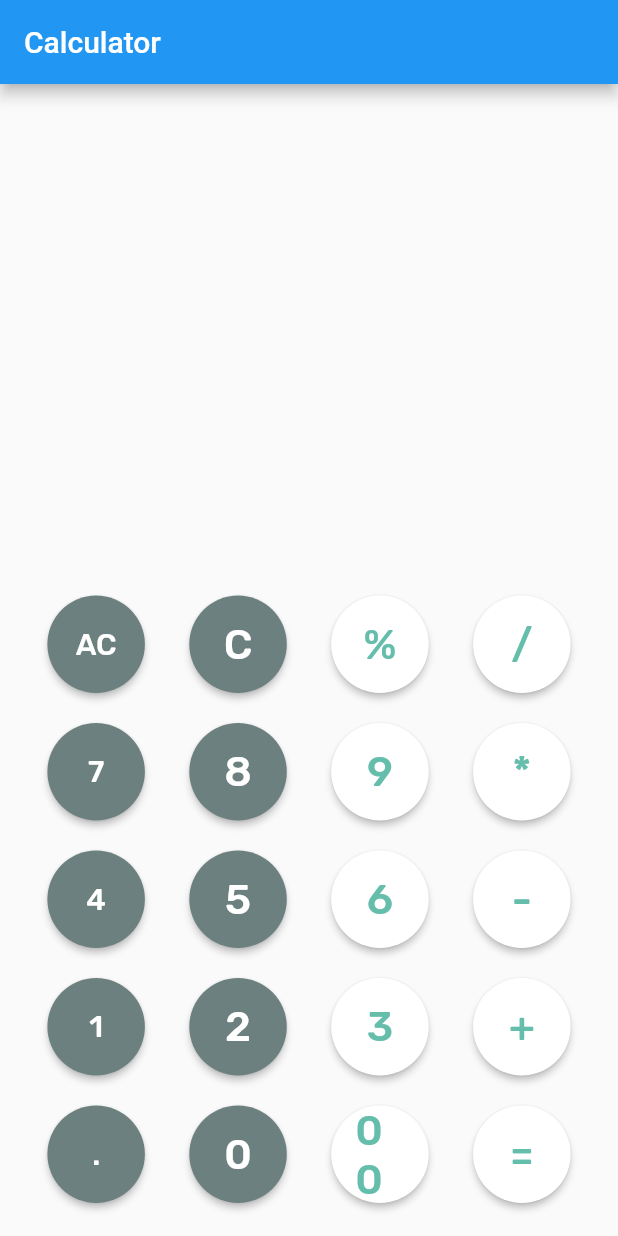
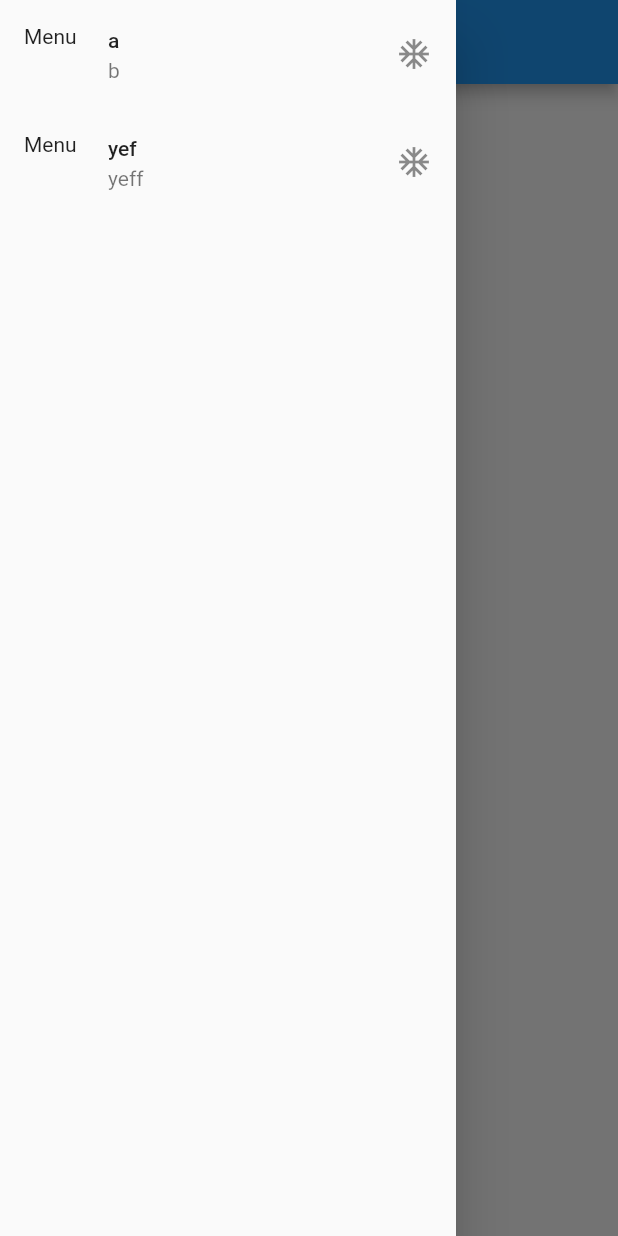
Before and after one commit to theclassical-dev/flutter_firstapp, a Flutter app: the screen it shows after launch, with the side drawer open (before the commit the screen has no drawer), on a phone screen of 412 x 824 dp. Run offline on Flutter 3.47's test engine with Material 2 defaults, Android fonts, the phone set to English and light mode, and no system bars; our stand-ins replace google_fonts.

Commit message:
navbar implemented on facebook

```diff
--- a/lib/calculator.dart
+++ b/lib/calculator.dart
@@ -161,6 +161,7 @@ class _CalculatorState extends State<Calculator> {
                       text: '00',
                       fillColor: 0xFFFFFFFF,
                       textColor: 0xFF65BDAC,
+                      textSize: 20,
                     ),
                     CalButton(
                       text: '=',
--- a/lib/main.dart
+++ b/lib/main.dart
@@ -1,3 +1,4 @@
+import 'package:firstapp/listview.dart';
 import 'package:flutter/material.dart';
 // import 'package:firstapp/listview.dart';
 // import 'package:firstapp/multiplication.dart';
@@ -7,10 +8,35 @@ import 'package:flutter/material.dart';
 // import 'package:firstapp/todolist.dart';
 // import 'package:firstapp/order.dart';
 // import 'package:firstapp/gridview.dart';
+import 'package:firstapp/profilepage.dart';
 import 'package:firstapp/calculator.dart';
 
 void main() {
   runApp(MyApp());
+}
+
+class NavDrawer extends StatelessWidget {
+  @override
+  Widget build(BuildContext context) {
+    return Drawer(
+      child: ListView(
+        children: [
+          ListTile(
+            title: Text('a'),
+            leading: Text('Menu'),
+            subtitle: Text('b'),
+            trailing: Icon(Icons.ac_unit),
+          ),
+          ListTile(
+            title: Text('yef'),
+            leading: Text('Menu'),
+            subtitle: Text('yeff'),
+            trailing: Icon(Icons.ac_unit_sharp),
+          )
+        ],
+      ),
+    );
+  }
 }
 
 class MyApp extends StatelessWidget {
@@ -35,7 +61,7 @@ class MyApp extends StatelessWidget {
         // closer together (more dense) than on mobile platforms.
         visualDensity: VisualDensity.adaptivePlatformDensity,
       ),
-      home: Calculator(),
+      home: Profilepage(),
     );
   }
 }
--- /dev/null
+++ b/lib/navbar.dart
@@ -0,0 +1,25 @@
+import 'package:flutter/material.dart';
+
+class NavDrawer extends StatelessWidget {
+  @override
+  Widget build(BuildContext context) {
+    return Drawer(
+      child: ListView(
+        children: [
+          ListTile(
+            title: Text('a'),
+            leading: Text('Menu'),
+            subtitle: Text('b'),
+            trailing: Icon(Icons.ac_unit),
+          ),
+          ListTile(
+            title: Text('yef'),
+            leading: Text('Menu'),
+            subtitle: Text('yeff'),
+            trailing: Icon(Icons.ac_unit_sharp),
+          ),
+        ],
+      ),
+    );
+  }
+}
--- /dev/null
+++ b/lib/profilepage.dart
@@ -0,0 +1,19 @@
+import 'package:flutter/material.dart';
+import 'navbar.dart';
+
+class Profilepage extends StatefulWidget {
+  @override
+  _ProfilepageState createState() => _ProfilepageState();
+}
+
+class _ProfilepageState extends State<Profilepage> {
+  @override
+  Widget build(BuildContext context) {
+    return Scaffold(
+      drawer: NavDrawer(),
+      appBar: AppBar(
+        title: Text('Facebook'),
+      ),
+    );
+  }
+}
```
